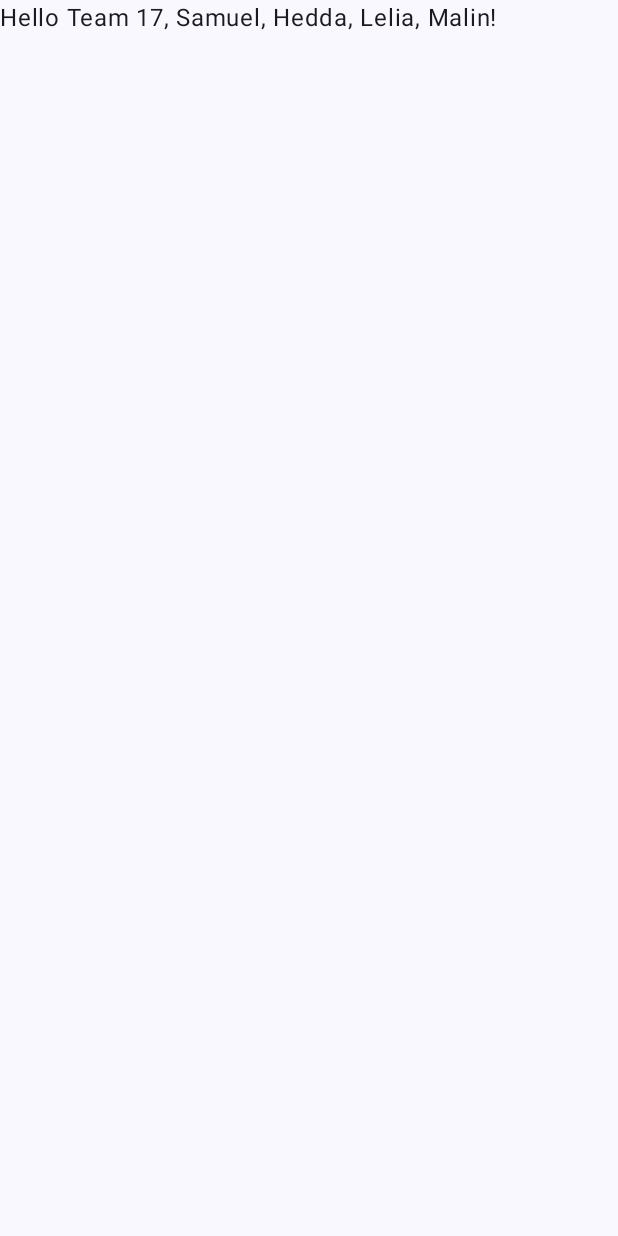
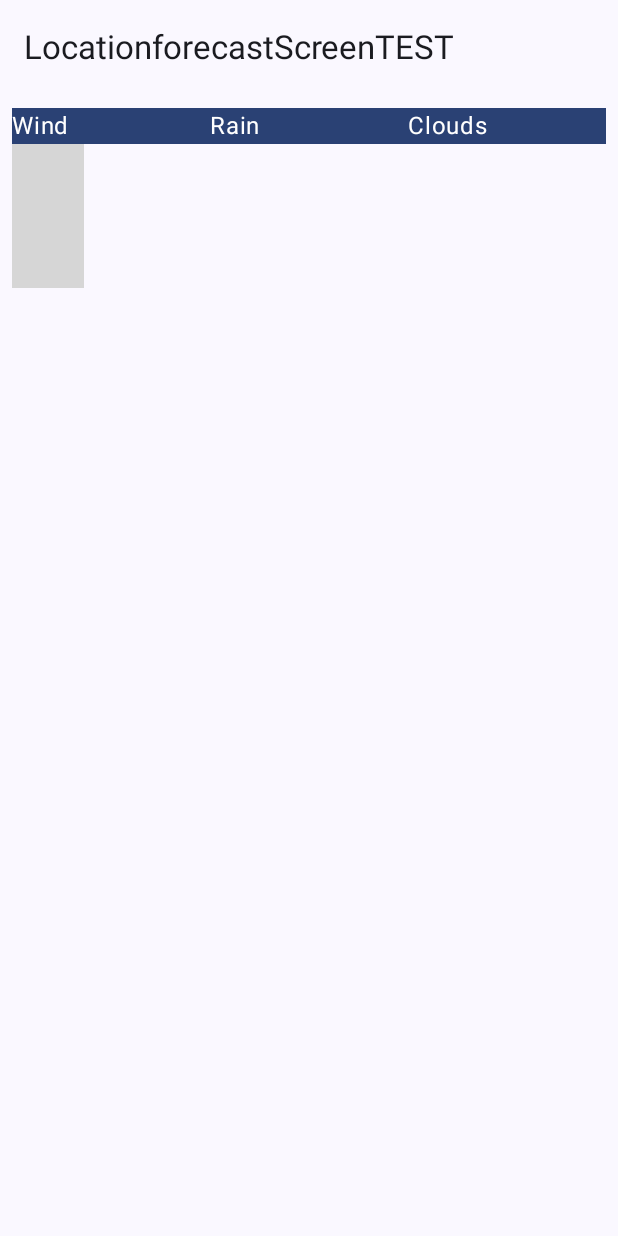
Before and after one commit to TheLyngset/liftOff, an Android app built with Jetpack Compose: the screen it shows after launch (MainActivity), on a phone screen of 412 x 824 dp. Run offline under Robolectric (Android 15) with nearby library versions, the light colour scheme and no system bars; 6 statements that could not run were skipped; grey boxes are pictures that could not be loaded.

Commit message:
push stashed changes for testLocatioforecast

```diff
--- a/app/src/main/java/no/uio/ifi/in2000/team_17/MainActivity.kt
+++ b/app/src/main/java/no/uio/ifi/in2000/team_17/MainActivity.kt
@@ -13,6 +13,7 @@ import androidx.compose.ui.tooling.preview.Preview
 import no.uio.ifi.in2000.team_17.ui.theme.locationforecastTest.LocationforecastViewModel
 import no.uio.ifi.in2000.team_17.ui.theme.Team17Theme
 import androidx.lifecycle.viewmodel.compose.viewModel
+import no.uio.ifi.in2000.team_17.ui.theme.LocationforecastTestScreen.LocationforecastScreenTest
 
 
 class MainActivity : ComponentActivity() {
@@ -25,8 +26,9 @@ class MainActivity : ComponentActivity() {
                     modifier = Modifier.fillMaxSize(),
                     color = MaterialTheme.colorScheme.background
                 ) {
-                    Greeting("Team 17, Samuel, Hedda, Lelia, Malin")
+                    //Greeting("Team 17, Samuel, Hedda, Lelia, Malin")
                     val LocationforecastViewModel: LocationforecastViewModel = viewModel()
+                    LocationforecastScreenTest()
 
                 }
             }
--- a/app/src/main/java/no/uio/ifi/in2000/team_17/data/Locationforecast/LocationForecastRepository.kt
+++ b/app/src/main/java/no/uio/ifi/in2000/team_17/data/Locationforecast/LocationForecastRepository.kt
@@ -4,13 +4,13 @@ import android.util.Log
 import java.io.IOException
 
 interface LocationForecastRepository{
-    suspend fun getLocationforecastData(): LocationforecastAllData
+    suspend fun getLocationforecastData(): LocationforecastWeatherData
 }
 class LocationForecastRepositoryImplementation (
     private val locationforecastDataSource: LocationForecastDataSource = LocationForecastDataSource()
 ) : LocationForecastRepository  {
-    override suspend fun getLocationforecastData(): LocationforecastAllData {
-        var locationforecastData = LocationforecastAllData(null, null, null)
+    override suspend fun getLocationforecastData(): LocationforecastWeatherData {
+        var locationforecastData = LocationforecastWeatherData(null)
         try {
             locationforecastData = locationforecastDataSource.fetchLocationforecast()
         } catch (e: IOException) {
--- /dev/null
+++ b/app/src/main/java/no/uio/ifi/in2000/team_17/ui/theme/LocationforecastTestScreen/LocationforecastTestScreen.kt
@@ -0,0 +1,94 @@
+package no.uio.ifi.in2000.team_17.ui.theme.LocationforecastTestScreen
+
+import androidx.compose.foundation.background
+import androidx.compose.foundation.layout.Column
+import androidx.compose.foundation.layout.Row
+import androidx.compose.foundation.layout.padding
+import androidx.compose.foundation.lazy.LazyColumn
+import androidx.compose.material3.ExperimentalMaterial3Api
+import androidx.compose.material3.MaterialTheme
+import androidx.compose.material3.Scaffold
+import androidx.compose.material3.Text
+import androidx.compose.material3.TopAppBar
+import androidx.compose.runtime.Composable
+import androidx.compose.runtime.collectAsState
+import androidx.compose.runtime.getValue
+import androidx.compose.ui.Alignment
+import androidx.compose.ui.Modifier
+import androidx.compose.ui.unit.dp
+import androidx.compose.ui.unit.sp
+import androidx.lifecycle.viewmodel.compose.viewModel
+import no.uio.ifi.in2000.team_17.data.Locationforecast.Geometry
+import no.uio.ifi.in2000.team_17.ui.theme.locationforecastTest.LocationforecastUiState
+import no.uio.ifi.in2000.team_17.ui.theme.locationforecastTest.LocationforecastViewModel
+
+
+@OptIn(ExperimentalMaterial3Api::class)
+@Composable
+fun LocationforecastScreenTest(
+    locationforecastViewModel: LocationforecastViewModel = viewModel(),
+    //onNavigateToHomeScreen: () -> Unit,
+) {
+    val locationforecastUiState: LocationforecastUiState by locationforecastViewModel.locationforecastUiState.collectAsState()
+    val type: String? = locationforecastUiState.locationforecastData.feature?.type
+    val geometry: Geometry? = locationforecastUiState.locationforecastData.feature?.geometry
+
+
+    Scaffold(
+        topBar = {
+            TopAppBar(
+                title = {
+                    Row(
+                        verticalAlignment = Alignment.CenterVertically,
+                    ) {
+                        Text(text = "LocationforecastScreenTEST")
+                    }
+                })
+        }
+    ) { innerPadding ->
+        Column(
+            modifier = Modifier
+                .padding(innerPadding)
+        ) {
+            LazyColumn(
+                modifier = Modifier
+                    .padding(8.dp),
+                //.verticalScroll(state), __CRASHER APPEN
+            ) {
+                item {
+                    Row(Modifier.background(MaterialTheme.colorScheme.primary)) {
+                        Column(Modifier.weight(1f)) {
+                            Text(
+                                text = "Wind",
+                                fontSize = 16.sp,
+                                color = MaterialTheme.colorScheme.onPrimary
+                            )
+                        }
+                            Column(Modifier.weight(1f)) {
+                                Text(
+                                    text = "Rain",
+                                    fontSize = 16.sp,
+                                    color = MaterialTheme.colorScheme.onPrimary
+                                )
+                            }
+                            Column(Modifier.weight(1f)) {
+                                Text(
+                                    text = "Clouds",
+                                    fontSize = 16.sp,
+                                    color = MaterialTheme.colorScheme.onPrimary
+                                )
+                            }
+               }
+                    Row {
+                        Column {
+                            Text(text = "Type: ${geometry?.type}")
+                            Text(text = "Coordinates: ${geometry?.coordinates}")
+                        }
+                    }
+                }
+
+            }
+        }
+    }
+
+}
--- a/app/src/main/java/no/uio/ifi/in2000/team_17/ui/theme/locationforecastTest/LocationforecastViewModel.kt
+++ b/app/src/main/java/no/uio/ifi/in2000/team_17/ui/theme/locationforecastTest/LocationforecastViewModel.kt
@@ -12,9 +12,10 @@ import kotlinx.coroutines.launch
 import no.uio.ifi.in2000.team_17.data.Locationforecast.LocationForecastRepository
 import no.uio.ifi.in2000.team_17.data.Locationforecast.LocationForecastRepositoryImplementation
 import no.uio.ifi.in2000.team_17.data.Locationforecast.LocationforecastAllData
+import no.uio.ifi.in2000.team_17.data.Locationforecast.LocationforecastWeatherData
 
 data class LocationforecastUiState(
-    val locationforecastData: LocationforecastAllData = LocationforecastAllData(null, null, null),
+    val locationforecastData: LocationforecastWeatherData = LocationforecastWeatherData(null),
 )
 class LocationforecastViewModel : ViewModel() {
     // Create instance of the repository that fetches data.
@@ -27,7 +28,7 @@ class LocationforecastViewModel : ViewModel() {
     val locationforecastUiState: StateFlow<LocationforecastUiState> = _locationforecastUiState.asStateFlow()
 
     init {
-        Log.d("LOCATIONFORECAST_VIEW_MODEL", "Calling loadJokes()")
+        Log.d("LOCATIONFORECAST_VIEW_MODEL", "Calling loadLocationforecastData()")
         loadLocationforecastData()
     }
     private fun loadLocationforecastData() {
@@ -35,8 +36,10 @@ class LocationforecastViewModel : ViewModel() {
         viewModelScope.launch(Dispatchers.IO) {
             // Update the private mutableStateFlow with the loaded list of jokes
             _locationforecastUiState.update { currentLocationforecastUiState ->
+                Log.d("LOCFORECAST_VIEW_MODEL", "Calling getLocationforecastData()")
 
-                Log.d("LOCFORECAST_VIEW_MODEL", "Calling getLocationforecastData()")
+                Log.d("LOCATIONFORECAST_VIEW_MODEL", "Calling locationforecastRepository.getLocationforecastData()")
+
                 // Get data from the repository (which then gets them from the data source)
                 val locationforecastData = locationforecastRepository.getLocationforecastData()
 
```
Also changed, not shown: app/src/main/java/no/uio/ifi/in2000/team_17/data/Locationforecast/LocationForecastDataSource.kt (+7 -5 lines), app/src/main/java/no/uio/ifi/in2000/team_17/data/Locationforecast/LocationforecastData.kt (+11 -11 lines).
